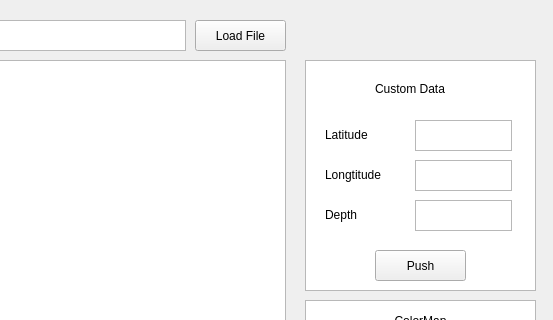
Qt form main.ui (nearkyh/seafloor-mapping) before a commit; both pictures show x 445 to 998 and y 0 to 320 of the 998 by 780 pixel window.
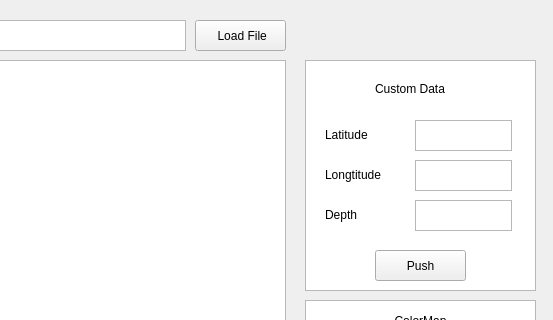
The same form after that commit. Icons and pictures are not drawn.

Patch:
```diff
--- a/main.ui
+++ b/main.ui
@@ -47,7 +47,7 @@
      </rect>
     </property>
     <property name="text">
-     <string>Load File</string>
+     <string> Load File</string>
     </property>
     <property name="icon">
      <iconset>
```
